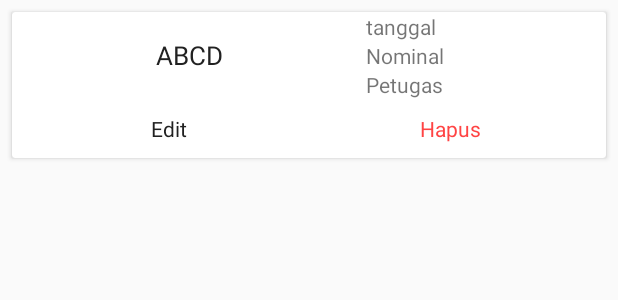
After one commit to dzakybd/SIKOST, an Android app: the layout item_pengeluaran.xml on its own in the app's theme, with its tools: preview values and no code run, on a phone screen of 412 x 824 dp. The commit adds this screen. Shown: the top 300 px of the screen. Run offline under Robolectric (Android 15) with nearby library versions, the phone set to English and light mode, and no system bars.

Commit message:
Create adapter pengeluaran recycler + item ui

```diff
--- a/app/src/main/res/layout/activity_data_pengeluaran.xml
+++ b/app/src/main/res/layout/activity_data_pengeluaran.xml
@@ -18,7 +18,7 @@
     </android.support.v7.widget.Toolbar>
     <android.support.v7.widget.RecyclerView
         android:layout_below="@+id/toolbar"
-        android:id="@+id/rv_penghuni"
+        android:id="@+id/rv_pengeluaran"
         android:layout_width="match_parent"
         android:layout_height="match_parent"
         android:layout_margin="8dp">
--- /dev/null
+++ b/app/src/main/res/layout/item_pengeluaran.xml
@@ -0,0 +1,95 @@
+<?xml version="1.0" encoding="utf-8"?>
+<android.support.v7.widget.CardView xmlns:android="http://schemas.android.com/apk/res/android"
+    android:id="@+id/cv_pengeluaran"
+    android:layout_width="match_parent"
+    android:layout_height="wrap_content"
+    android:layout_margin="8dp"
+    android:clickable="true"
+    android:orientation="vertical">
+
+    <LinearLayout
+        android:layout_width="match_parent"
+        android:layout_height="match_parent"
+        android:orientation="vertical">
+
+        <LinearLayout
+            android:layout_width="match_parent"
+            android:layout_height="wrap_content"
+            android:orientation="horizontal">
+
+            <TextView
+                android:id="@+id/tv_judul_pengeluaran"
+                android:layout_width="0dp"
+                android:layout_height="match_parent"
+                android:layout_weight="8.85"
+                android:gravity="center"
+                android:text="ABCD"
+                android:textColor="@color/primary_text"
+                android:textSize="17sp" />
+
+            <LinearLayout
+                android:layout_width="0dp"
+                android:layout_height="match_parent"
+                android:layout_weight="6"
+                android:orientation="vertical">
+
+                <TextView
+                    android:id="@+id/tv_tanggal_pengeluaran"
+                    android:layout_width="match_parent"
+                    android:layout_height="0dp"
+                    android:layout_weight="1"
+                    android:gravity="center_vertical"
+                    android:text="tanggal"
+                    android:textAppearance="?android:attr/textAppearanceSmall" />
+
+                <TextView
+                    android:id="@+id/tv_nominal_pengeluaran"
+                    android:layout_width="match_parent"
+                    android:layout_height="0dp"
+                    android:layout_weight="1"
+                    android:gravity="center_vertical"
+                    android:text="Nominal"
+                    android:textAppearance="?android:attr/textAppearanceSmall" />
+
+                <TextView
+                    android:id="@+id/tv_petugas_pengeluaran"
+                    android:layout_width="match_parent"
+                    android:layout_height="0dp"
+                    android:layout_weight="1"
+                    android:gravity="center_vertical"
+                    android:text="Petugas"
+                    android:textAppearance="?android:attr/textAppearanceSmall" />
+
+            </LinearLayout>
+
+        </LinearLayout>
+
+        <LinearLayout
+            android:layout_width="match_parent"
+            android:layout_height="wrap_content"
+            android:layout_margin="10dp"
+            android:gravity="center"
+            android:orientation="horizontal"
+            android:weightSum="2">
+
+            <TextView
+                android:id="@+id/btn_edit"
+                android:layout_width="match_parent"
+                android:layout_height="wrap_content"
+                android:layout_weight="1"
+                android:gravity="center"
+                android:text="@string/edit"
+                android:textColor="@color/primary_text" />
+
+            <TextView
+                android:id="@+id/btn_hapus"
+                android:layout_width="match_parent"
+                android:layout_height="wrap_content"
+                android:layout_weight="1"
+                android:gravity="center"
+                android:text="@string/hapus"
+                android:textColor="@android:color/holo_red_light" />
+
+        </LinearLayout>
+    </LinearLayout>
+</android.support.v7.widget.CardView>
```
Also changed, not shown: app/src/main/java/id/ac/its/sikost/adapter/PengeluaranAdapter.java (added, +107 -0 lines).
